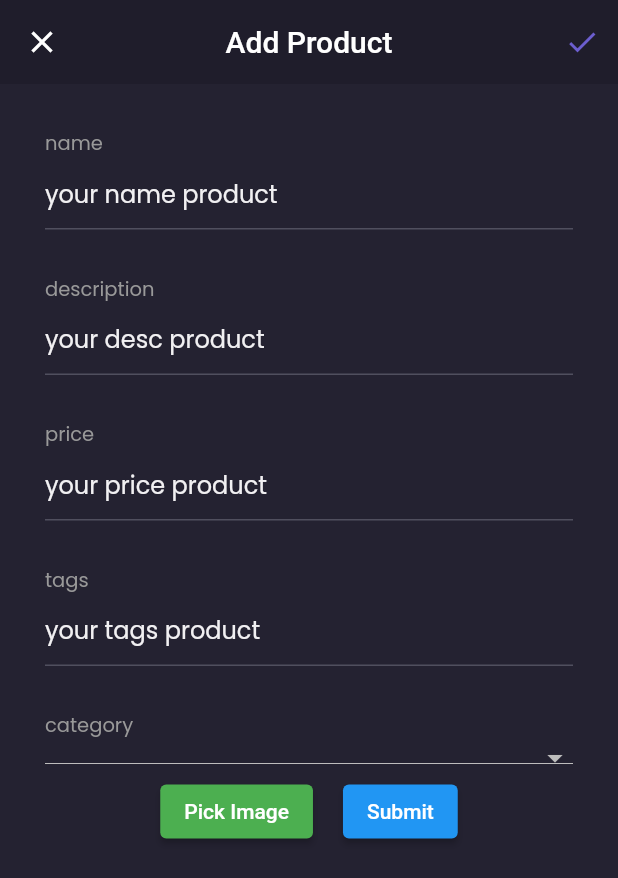
After one commit to ZepiDarmawanTambunan/lrv_ecom_flt, a Flutter app: the AddProductPage screen opened by its route, after a tap on "Pick Image", on a phone screen of 412 x 824 dp. The commit adds this screen. Shown: the top 878 px of the screen. Run offline on Flutter 3.47's test engine with Material 2 defaults, Android fonts, the phone set to English and light mode, and no system bars; our stand-ins replace cached_network_image, cloud_firestore, firebase_core, flutter_cache_manager, google_fonts, image_picker and 1 more; accounts and stored records are empty; network calls fail.

Commit message:
fix image. note price, categoryprovider, createPro

```diff
--- /dev/null
+++ b/mobile/lib/pages/add_product_page.dart
@@ -0,0 +1,175 @@
+import 'package:flutter/material.dart';
+import 'package:mobile/models/category_model.dart';
+import 'package:mobile/providers/category_provider.dart';
+import 'package:mobile/providers/image_product_provider.dart';
+import 'package:mobile/theme.dart';
+import 'package:provider/provider.dart';
+
+class AddProductPage extends StatefulWidget {
+  const AddProductPage({super.key});
+
+  @override
+  State<AddProductPage> createState() => _AddProductPageState();
+}
+
+class _AddProductPageState extends State<AddProductPage> {
+  TextEditingController nameController = TextEditingController(text: '');
+  TextEditingController descController = TextEditingController(text: '');
+  TextEditingController tagsController = TextEditingController(text: '');
+  TextEditingController priceController = TextEditingController(text: '');
+
+    @override
+  void initState() {
+    super.initState();
+
+    // Add listener to the priceController
+    priceController.addListener(() {
+      if (priceController.text.isEmpty) {
+        // Handle empty text, set the value to '0'
+        priceController.text = '0';
+      }
+    });
+  }
+
+    @override
+  void dispose() {
+    // Clean up the controller
+    nameController.dispose();
+    descController.dispose();
+    tagsController.dispose();
+    priceController.dispose();
+    super.dispose();
+  }
+
+
+  @override
+  Widget build(BuildContext context) {
+    print('build');
+    ImageProductProvider imageProductProvider = Provider.of<ImageProductProvider>(context, listen: false);
+    CategoryProvider categoryProvider = Provider.of<CategoryProvider>(context, listen: false);
+    List<CategoryModel> listCategory = categoryProvider.categories;
+    categoryProvider.getcategories();
+
+    AppBar header(){
+      return AppBar(
+        leading: IconButton(onPressed: (){
+          Navigator.pop(context);
+        }, icon: Icon(Icons.close)),
+        backgroundColor: backgroundColor1,
+        elevation: 0,
+        centerTitle: true,
+        title: Text("Add Product"),
+        actions: [
+          IconButton(onPressed: (){
+
+          }, icon: Icon(Icons.check, color: primaryColor,))
+        ],
+      );
+    }
+
+    Widget inputProduct({required String title, required String hintText, required TextEditingController controller, bool isNumeric = false }){
+      return Container(
+        margin: EdgeInsets.only(top: 30),
+        child: Column(
+          crossAxisAlignment: CrossAxisAlignment.start,
+          children: [
+            Text(title, style: secondaryTextStyle.copyWith(fontSize: 13),),
+            TextFormField(
+              style: primaryTextStyle,
+              controller: controller,
+              keyboardType: isNumeric ? TextInputType.number : TextInputType.text,
+              decoration: InputDecoration(
+                hintText: hintText,
+                hintStyle: primaryTextStyle,
+                enabledBorder: UnderlineInputBorder(
+                  borderSide: BorderSide(
+                    color: subtitleColor,
+                  ),
+                ),
+              ),
+            ),
+          ],
+        ),
+      );
+    }
+
+    Widget dropDownCategories(){
+      return Container(
+        margin: EdgeInsets.only(top: 30),
+        child: Column(
+          crossAxisAlignment: CrossAxisAlignment.start,
+          children: [
+            Text('category', style: secondaryTextStyle.copyWith(fontSize: 13),),
+            DropdownButton(
+              isExpanded: true,
+              value: categoryProvider.selectedCategory,
+              items: listCategory.map((category) {
+                return DropdownMenuItem(
+                  value: category.id as int,
+                  child: Text(category.name,
+                  style: TextStyle(
+                    color: category.id == categoryProvider.selectedCategory ? Colors.white : Colors.black,
+                  ),),
+                );
+              }).toList(),
+              onChanged: (selectedCategory) {
+                categoryProvider.selectedCategory = selectedCategory as int;
+              },
+            ),
+          ],
+        ),
+      );
+    }
+
+    Widget content(){
+      return Container(
+        padding: EdgeInsets.symmetric(
+          horizontal: defaultMargin,
+        ),
+        width: double.infinity,
+        child: SingleChildScrollView(
+          child: Column(
+            crossAxisAlignment: CrossAxisAlignment.center,
+            children: [
+              inputProduct(title: 'name', hintText: 'your name product', controller: nameController),
+              inputProduct(title: 'description', hintText: 'your desc product', controller: descController),
+              inputProduct(title: 'price', hintText: 'your price product', controller: priceController, isNumeric: true),
+              inputProduct(title: 'tags', hintText: 'your tags product', controller: tagsController),
+              dropDownCategories(),
+              Row(
+                mainAxisAlignment: MainAxisAlignment.center,
+                children: [
+                ElevatedButton(onPressed: (){
+                  imageProductProvider.selectedMultipleImage(context);
+                }, child: Text('Pick Image'),
+                style: ButtonStyle(
+                    backgroundColor: MaterialStateProperty.all<Color>(Colors.green), // Mengubah warna latar belakang tombol
+                  ),
+                ),
+                SizedBox(width: 20,),
+                ElevatedButton(onPressed: (){
+                  imageProductProvider.uploadImage(
+                    name: nameController.text,
+                    description: descController.text,
+                    price: priceController.text,
+                    tags: tagsController.text,
+                    categoriesId: categoryProvider.selectedCategory,
+                    listImagePath: imageProductProvider.listImagePath
+                  );
+                }, child: Text('Submit'),),
+                ],
+              ),
+            ],
+          ),
+        ),
+      );
+    }
+
+    return Scaffold(
+      resizeToAvoidBottomInset: true,
+      backgroundColor: backgroundColor3,
+      appBar: header(),
+      body: content(),
+    );
+  }
+}
--- a/mobile/lib/pages/home/profile_page.dart
+++ b/mobile/lib/pages/home/profile_page.dart
@@ -11,7 +11,6 @@ class ProfilePage extends StatelessWidget {
   const ProfilePage({super.key});
 
   Widget header(BuildContext context){
-
 
     AuthProvider authProvider = Provider.of<AuthProvider>(context);
     PageProvider pageProvider = Provider.of<PageProvider>(context);
@@ -129,6 +128,16 @@ class ProfilePage extends StatelessWidget {
               child: menuItem('Edit Profile')),
             menuItem('Your Orders'),
             menuItem('Help'),
+            SizedBox(height: 20,),
+            Text("Admin", style: primaryTextStyle.copyWith(
+              fontSize: 16,
+              fontWeight: semiBold,
+            ),),
+            GestureDetector(
+              onTap: (){
+                Navigator.pushNamed(context, '/add-product');
+              },
+              child: menuItem('Add Product')),
             SizedBox(height: 30,),
             Text("General", style: primaryTextStyle.copyWith(
               fontSize: 16,
--- /dev/null
+++ b/mobile/lib/providers/category_provider.dart
@@ -0,0 +1,33 @@
+
+import 'package:flutter/material.dart';
+import 'package:mobile/models/category_model.dart';
+import 'package:mobile/services/category_service.dart';
+
+class CategoryProvider with ChangeNotifier{
+  List<CategoryModel> _categories = [];
+  int? _selectedCategory;
+
+  List<CategoryModel> get categories => _categories;
+  int get selectedCategory => _selectedCategory ?? 1;
+
+  set categories(List<CategoryModel> categories){
+    _categories = categories;
+    _selectedCategory = (_categories.length > 0) ? _categories[0].id : 1;
+    notifyListeners();
+  }
+
+  set selectedCategory(int selectedId) {
+    _selectedCategory = selectedId;
+    notifyListeners();
+  }
+
+  Future<void> getcategories()async{
+    try {
+      List<CategoryModel> categories = await CategoryService().getCategories();
+      _categories = categories;
+      notifyListeners();
+    } catch (e) {
+      print(e);
+    }
+  }
+}
--- /dev/null
+++ b/mobile/lib/providers/image_product_provider.dart
@@ -0,0 +1,54 @@
+
+import 'package:flutter/material.dart';
+import 'package:image_picker/image_picker.dart';
+import 'package:mobile/services/product_service.dart';
+import 'package:mobile/theme.dart';
+
+
+class ImageProductProvider with ChangeNotifier{
+  final ImagePicker _picker = ImagePicker();
+  List<XFile>? images = [];
+  List<String> listImagePath = [];
+  int selectedFileCount = 0;
+
+  Future<void> selectedMultipleImage(context)async{
+    try {
+      images = await _picker.pickMultiImage();
+      if(images != null){
+        for (XFile file in images!) {
+          listImagePath.add(file.path);
+        }
+      }else{
+        ScaffoldMessenger.of(context).showSnackBar(SnackBar(
+          backgroundColor: alertColor,
+          content: Text('Gagal! no item selected', textAlign: TextAlign.center,),),
+        );
+      }
+      selectedFileCount = listImagePath.length;
+      notifyListeners();
+    } catch (e) {
+      print(e);
+    }
+  }
+
+  void uploadImage({
+    required String name,
+    required String description,
+    required String tags,
+    required String price,
+    required int categoriesId,
+    required List<String> listImagePath,
+  }){
+    if(selectedFileCount > 0){
+      ProductService().createProduct(
+        name: name,
+        description: description,
+        tags: tags,
+        price: price,
+        categoriesId: categoriesId,
+        listImagePath: listImagePath);
+    }else{
+
+    }
+  }
+}
--- /dev/null
+++ b/mobile/lib/services/category_service.dart
@@ -0,0 +1,27 @@
+import 'dart:convert';
+
+import 'package:mobile/models/category_model.dart';
+import 'package:http/http.dart' as http;
+
+class CategoryService{
+  String baseUrl = 'http://10.0.2.2:8000/api'; // localhost
+  // String baseUrl = 'http://192.168.114.97:8000/api'; // localhost ip wifi to hp
+
+  Future<List<CategoryModel>> getCategories ()async{
+      var url = Uri.parse('$baseUrl/categories');
+      var headers = {'Content-type': 'application/json'};
+
+      var response = await http.get(url, headers: headers);
+
+      if (response.statusCode == 200) {
+        List data = jsonDecode(response.body)['data']['data'];
+        List<CategoryModel> categories = [];
+        for (var item in data) {
+          categories.add(CategoryModel.fromJson(item));
+        }
+        return categories;
+      } else {
+        throw Exception('Gagal mendapatkan data category');
+      }
+  }
+}
--- a/mobile/lib/services/product_service.dart
+++ b/mobile/lib/services/product_service.dart
@@ -1,17 +1,25 @@
 import 'dart:convert';
-
 import 'package:mobile/models/product_model.dart';
 import 'package:http/http.dart' as http;
+import 'package:shared_preferences/shared_preferences.dart';
 
 class ProductService{
   String baseUrl = 'http://10.0.2.2:8000/api'; // localhost
   // String baseUrl = 'http://192.168.114.97:8000/api'; // localhost ip wifi to hp
+
+  late SharedPreferences _prefs;
+
+  Future<void> initializePrefs() async {
+    _prefs = await SharedPreferences.getInstance();
+  }
+
 
   Future<List<ProductModel>> getProducts ()async{
       var url = Uri.parse('$baseUrl/products');
       var headers = {'Content-type': 'application/json'};
 
       var response = await http.get(url, headers: headers);
+
       if (response.statusCode == 200) {
         List data = jsonDecode(response.body)['data']['data'];
         List<ProductModel> products = [];
@@ -23,4 +31,46 @@ class ProductService{
         throw Exception('Gagal mendapatkan data pengguna');
       }
   }
+
+  Future<bool> createProduct({
+    required String name,
+    required String description,
+    required String tags,
+    required String price,
+    required int categoriesId,
+    required List<String> listImagePath
+    }) async{
+    try {
+      await initializePrefs();
+      var request = http.MultipartRequest('POST', Uri.parse('$baseUrl/products'));
+      request.headers['Content-type'] = 'multipart/form-data';
+
+      String token = _prefs.getString('token') ?? '';
+      request.headers['Authorization'] = 'Bearer $token';
+
+      request.fields['name'] = name;
+      request.fields['description'] = description;
+      request.fields['tags'] = tags;
+      request.fields['price'] = price;
+      request.fields['categories_id'] = categoriesId.toString();
+      print(categoriesId.toString());
+
+    for (int i = 0; i < listImagePath.length; i++) {
+      var file = await http.MultipartFile.fromPath(
+        'images[$i]',
+        listImagePath[i],
+        filename: "${DateTime.now().millisecondsSinceEpoch}.${listImagePath[i].split('.').last}",
+      );
+      request.files.add(file);
+    }
+
+    var response = await request.send();
+    var responseString = await response.stream.bytesToString();
+    print(responseString);
+    return true;
+  } catch (e) {
+    print("$e");
+    return false;
+  }
 }
+}
--- a/mobile/pubspec.yaml
+++ b/mobile/pubspec.yaml
@@ -44,6 +44,7 @@ dependencies:
   cloud_firestore: ^4.5.1
   cached_network_image: ^3.2.3
   flutter_cache_manager: ^3.3.0
+  image_picker: ^1.0.0
 
 dev_dependencies:
   flutter_test:
```
Also changed, not shown: mobile/lib/main.dart (+10 -2 lines), mobile/pubspec.lock, 8 other files.
